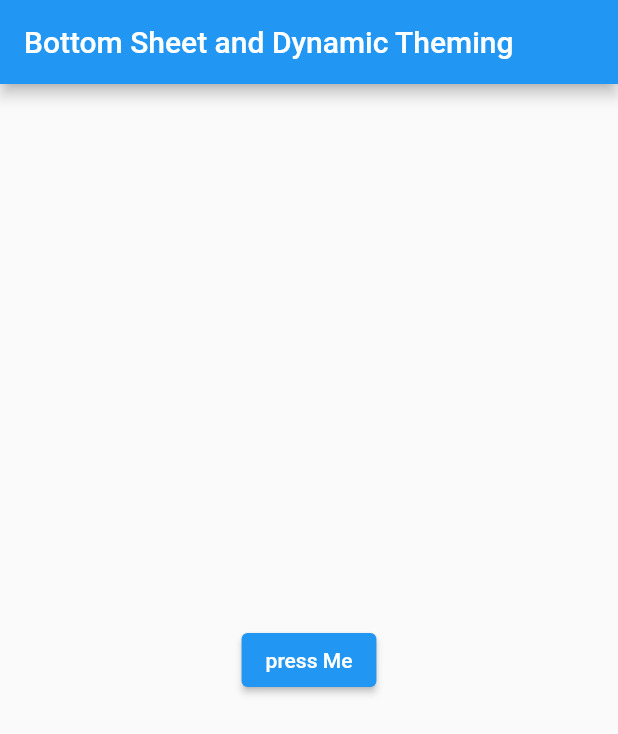
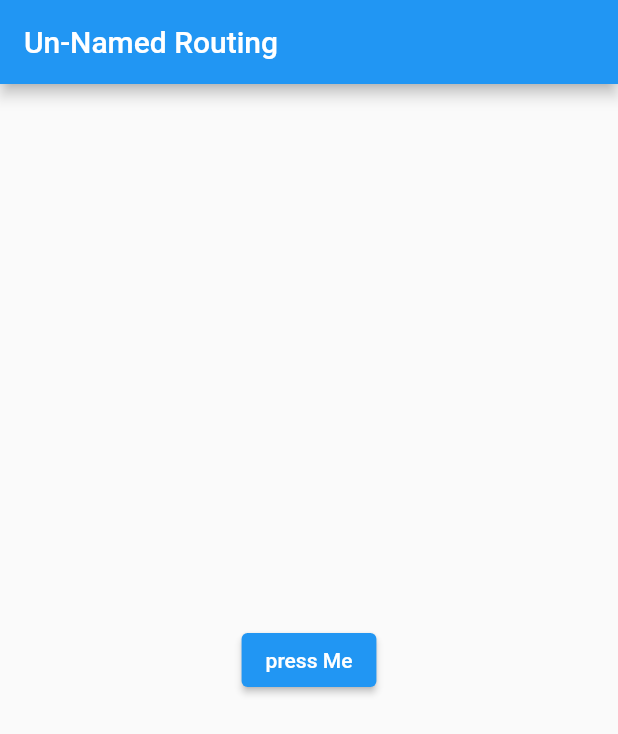
Before and after one commit to SanskarModi22/Flutter_GetX, a Flutter app: the screen it shows after launch, on a phone screen of 412 x 824 dp. Shown: the top 734 px of the screen. Run offline on Flutter 3.47's test engine with Material 2 defaults, Android fonts, the phone set to English and light mode, and no system bars; our stand-ins replace get.

Commit message:
Un-named Routing

```diff
--- a/lib/main.dart
+++ b/lib/main.dart
@@ -1,4 +1,5 @@
 import 'package:flutter/material.dart';
+import 'package:flutter_getx/route_nav_unnamed_route.dart';
 import 'package:flutter_getx/snackbar.dart';
 import 'package:get/get.dart';
 
@@ -21,7 +22,7 @@ class MyApp extends StatelessWidget {
 
         primarySwatch: Colors.blue,
       ),
-      home: Bottomsheet(),
+      home: routing(),
     );
   }
 }
--- /dev/null
+++ b/lib/route_nav_unnamed_route.dart
@@ -0,0 +1,38 @@
+import 'package:flutter/material.dart';
+import 'package:flutter_getx/Home/home.dart';
+import 'package:get/get.dart';
+
+class routing extends StatelessWidget {
+  const routing({Key? key}) : super(key: key);
+
+  @override
+  Widget build(BuildContext context) {
+    return Scaffold(
+      appBar: AppBar(
+        title: Text("Un-Named Routing"),
+      ),
+      body: Center(
+        child: Container(
+          child: ElevatedButton(
+            child: Text("press Me"),
+            onPressed: () async {
+              Get.off(HomeScreen());//Not able to come back from Home Scrren after navigating to it
+              // Get.to(
+              //   HomeScreen(),
+              //   transition: Transition.fadeIn,
+              //   curve: Curves.bounceInOut,
+              //   fullscreenDialog: true,
+              // );
+              // Get.to(
+              //   HomeScreen(),
+              //   arguments: "Sanskar Here!",
+              // );//Passing data to HomeScreen
+              // var data = await Get.to(HomeScreen());//Receiving data from Home Screen
+              // print(data);
+            },
+          ),
+        ),
+      ),
+    );
+  }
+}
```
Also changed, not shown: lib/Home/home.dart (added, +36 -0 lines).
